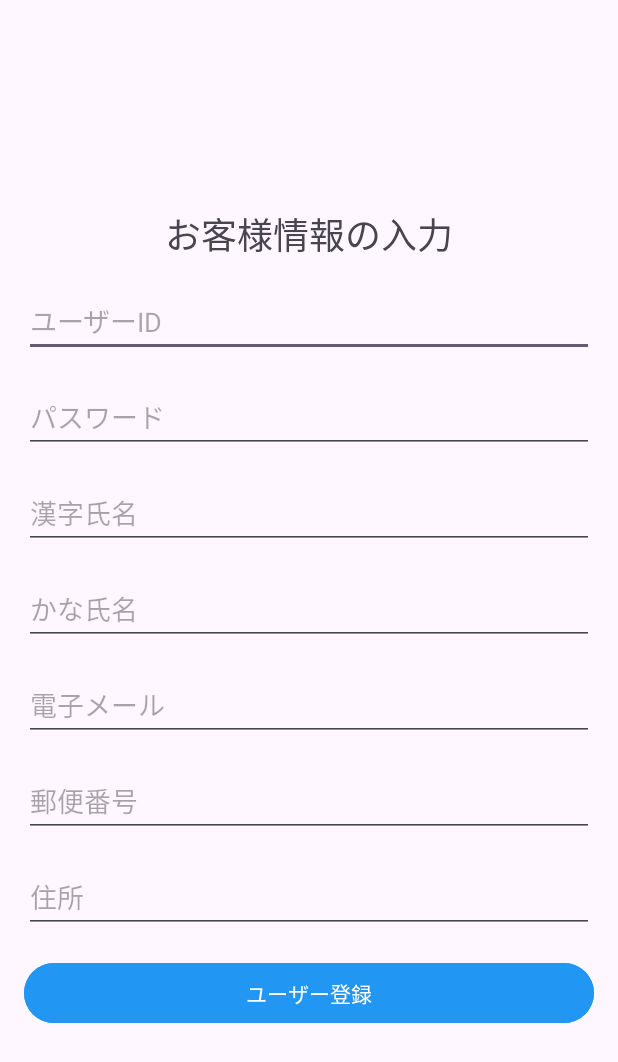
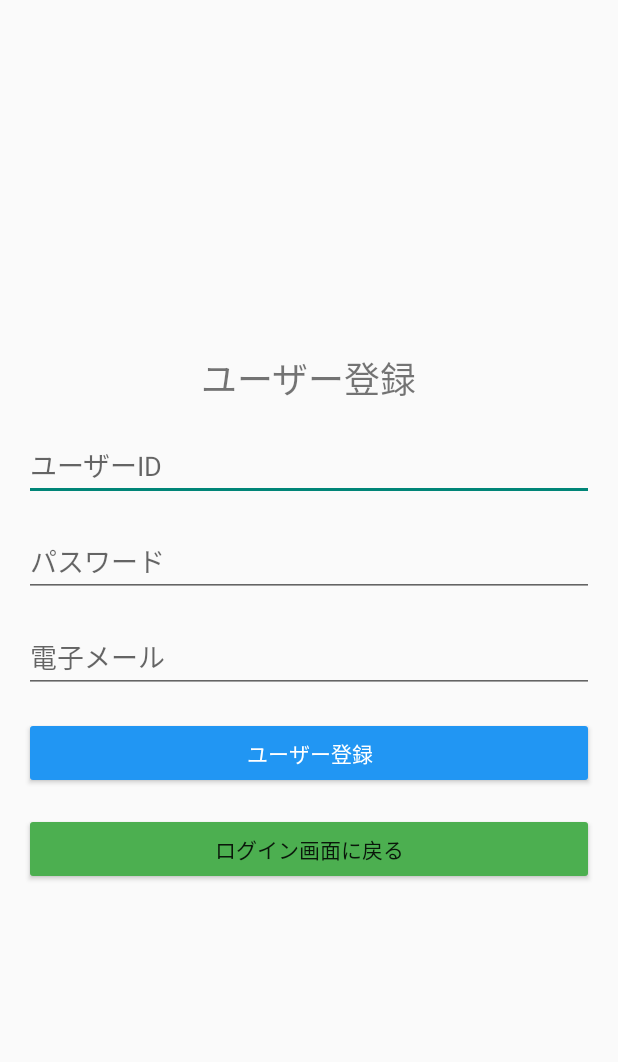
Before and after one commit to nakajohyuga/koshiwolk, an Android app: the RegisterActivity screen opened directly, with no data from a screen before it, on a phone screen of 412 x 824 dp. Shown: the top 1062 px of the screen. Run offline under Robolectric (Android 15) with nearby library versions, the phone set to English and light mode, and no system bars; our stand-ins replace Firebase (no records; nobody signed in at launch, a user with empty details on screens opened directly).

Commit message:
ログイン動作完成

```diff
--- a/app/src/main/java/com/example/koshiwolk/RegisterActivity.java
+++ b/app/src/main/java/com/example/koshiwolk/RegisterActivity.java
@@ -1,60 +1,90 @@
 package com.example.koshiwolk;
 
+import android.content.Intent;
 import android.os.Bundle;
+import android.util.Log;
 import android.view.View;
 import android.widget.Button;
 import android.widget.EditText;
 import android.widget.Toast;
+import androidx.annotation.NonNull;
 import androidx.appcompat.app.AppCompatActivity;
-import com.example.koshiwolk.R;
+import com.google.firebase.auth.FirebaseAuth;
+import com.google.firebase.auth.FirebaseUser;
+import com.google.firebase.firestore.FirebaseFirestore;
 
 public class RegisterActivity extends AppCompatActivity {
 
     private EditText loginIdEditText;
     private EditText passwordEditText;
-    private EditText kanjiNameEditText;
-    private EditText kanaNameEditText;
     private EditText emailEditText;
-    private EditText yubinEditText;
-    private EditText jyushoEditText;
     private Button registerButton;
+    private Button backToLoginButton;
+
+    private FirebaseAuth mAuth;
+    private FirebaseFirestore db;
 
     @Override
     protected void onCreate(Bundle savedInstanceState) {
         super.onCreate(savedInstanceState);
         setContentView(R.layout.activity_register);
 
+        mAuth = FirebaseAuth.getInstance();
+        db = FirebaseFirestore.getInstance();
+
         loginIdEditText = findViewById(R.id.login_id);
         passwordEditText = findViewById(R.id.password);
-        kanjiNameEditText = findViewById(R.id.kanji_name);
-        kanaNameEditText = findViewById(R.id.kana_name);
         emailEditText = findViewById(R.id.email);
-        yubinEditText = findViewById(R.id.yubin);
-        jyushoEditText = findViewById(R.id.jyusho);
         registerButton = findViewById(R.id.register_button);
+        backToLoginButton = findViewById(R.id.back_to_login_button);
 
-        // 登録ボタンが押されたときの処理
-        registerButton.setOnClickListener(new View.OnClickListener() {
-            @Override
-            public void onClick(View v) {
-                // 入力内容を取得
+        // 戻るボタンの処理
+        backToLoginButton.setOnClickListener(v -> {
+            Intent intent = new Intent(RegisterActivity.this, LoginActivity.class);
+            startActivity(intent);
+            finish();
+        });
+
+        // 登録ボタンの処理
+        registerButton.setOnClickListener(v -> {
             String loginId = loginIdEditText.getText().toString();
             String password = passwordEditText.getText().toString();
-                String kanjiName = kanjiNameEditText.getText().toString();
-                String kanaName = kanaNameEditText.getText().toString();
             String email = emailEditText.getText().toString();
-                String yubin = yubinEditText.getText().toString();
-                String jyusho = jyushoEditText.getText().toString();
 
-                // 簡単な入力確認
-                if (loginId.isEmpty() || password.isEmpty() || kanjiName.isEmpty() ||
-                        kanaName.isEmpty() || email.isEmpty() || yubin.isEmpty() || jyusho.isEmpty()) {
+            if (loginId.isEmpty() || password.isEmpty() || email.isEmpty()) {
                 Toast.makeText(RegisterActivity.this, "全ての項目を入力してください", Toast.LENGTH_SHORT).show();
+                return;
+            }
+
+            // Firebase Authenticationでユーザー登録
+            mAuth.createUserWithEmailAndPassword(email, password)
+                    .addOnCompleteListener(this, task -> {
+                        if (task.isSuccessful()) {
+                            // ユーザー登録成功
+                            FirebaseUser user = mAuth.getCurrentUser();
+                            saveUserToFirestore(loginId, email);  // Firestoreにユーザー情報を保存
                         } else {
-                    // ユーザー登録処理の実装
-                    Toast.makeText(RegisterActivity.this, "ユーザー登録が完了しました", Toast.LENGTH_SHORT).show();
+                            // 登録失敗
+                            Toast.makeText(RegisterActivity.this, "登録失敗: " + task.getException().getMessage(), Toast.LENGTH_SHORT).show();
                         }
+                    });
+        });
     }
+
+    private void saveUserToFirestore(String loginId, String email) {
+        // ユーザー情報をFirestoreに保存
+        User user = new User(loginId, email);
+        db.collection("users").document(loginId)
+                .set(user)
+                .addOnSuccessListener(aVoid -> {
+                    Toast.makeText(RegisterActivity.this, "ユーザー情報がFirestoreに保存されました", Toast.LENGTH_SHORT).show();
+                    // ホーム画面に遷移
+//                    Intent intent = new Intent(RegisterActivity.this, HomeActivity.class);
+//                    startActivity(intent);
+                    finish();
+                })
+                .addOnFailureListener(e -> {
+                    Toast.makeText(RegisterActivity.this, "ユーザー情報の保存に失敗しました: " + e.getMessage(), Toast.LENGTH_SHORT).show();
                 });
     }
 }
--- a/app/src/main/res/layout/activity_register.xml
+++ b/app/src/main/res/layout/activity_register.xml
@@ -9,9 +9,9 @@
     <TextView
         android:layout_width="wrap_content"
         android:layout_height="wrap_content"
-        android:text="お客様情報の入力"
-        android:textSize="24sp"
-        android:layout_gravity="center" />
+        android:layout_gravity="center"
+        android:text="ユーザー登録"
+        android:textSize="24sp" />
 
     <EditText
         android:id="@+id/login_id"
@@ -29,38 +29,10 @@
         android:layout_marginTop="16dp" />
 
     <EditText
-        android:id="@+id/kanji_name"
-        android:layout_width="match_parent"
-        android:layout_height="wrap_content"
-        android:hint="漢字氏名"
-        android:layout_marginTop="16dp" />
-
-    <EditText
-        android:id="@+id/kana_name"
-        android:layout_width="match_parent"
-        android:layout_height="wrap_content"
-        android:hint="かな氏名"
-        android:layout_marginTop="16dp" />
-
-    <EditText
         android:id="@+id/email"
         android:layout_width="match_parent"
         android:layout_height="wrap_content"
         android:hint="電子メール"
-        android:layout_marginTop="16dp" />
-
-    <EditText
-        android:id="@+id/yubin"
-        android:layout_width="match_parent"
-        android:layout_height="wrap_content"
-        android:hint="郵便番号"
-        android:layout_marginTop="16dp" />
-
-    <EditText
-        android:id="@+id/jyusho"
-        android:layout_width="match_parent"
-        android:layout_height="wrap_content"
-        android:hint="住所"
         android:layout_marginTop="16dp" />
 
     <Button
@@ -71,4 +43,13 @@
         android:backgroundTint="@color/blue"
         android:textColor="@android:color/white"
         android:layout_marginTop="16dp" />
+
+    <Button
+        android:id="@+id/back_to_login_button"
+        android:layout_width="match_parent"
+        android:layout_height="wrap_content"
+        android:text="ログイン画面に戻る"
+        android:layout_marginTop="16dp"
+        android:backgroundTint="@color/green" />
+    <!-- ボタンの色を適宜変更 -->
 </LinearLayout>
```
Also changed, not shown: app/build.gradle.kts (+12 -2 lines), app/src/main/AndroidManifest.xml (+9 -18 lines), app/src/main/java/com/example/koshiwolk/HomeActivity.java (added, +12 -0 lines), app/src/main/java/com/example/koshiwolk/LoginActivity.java (+29 -5 lines), app/src/main/java/com/example/koshiwolk/User.java (added, +28 -0 lines), app/src/main/res/layout/activity_home.xml (added, +13 -0 lines), app/src/main/res/layout/activity_login.xml (+5 -5 lines), app/src/main/res/layout/activity_main.xml (+15 -40 lines), build.gradle.kts (+8 -0 lines), 1 other file. Lines whose indentation alone changed are shown as unchanged.
